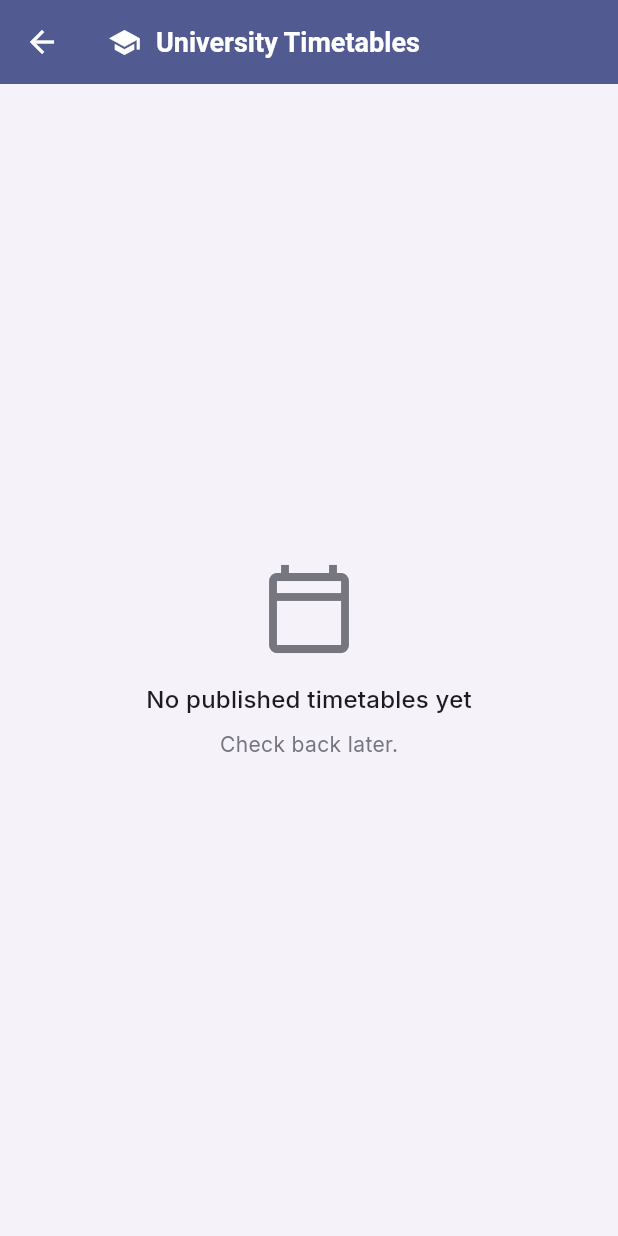
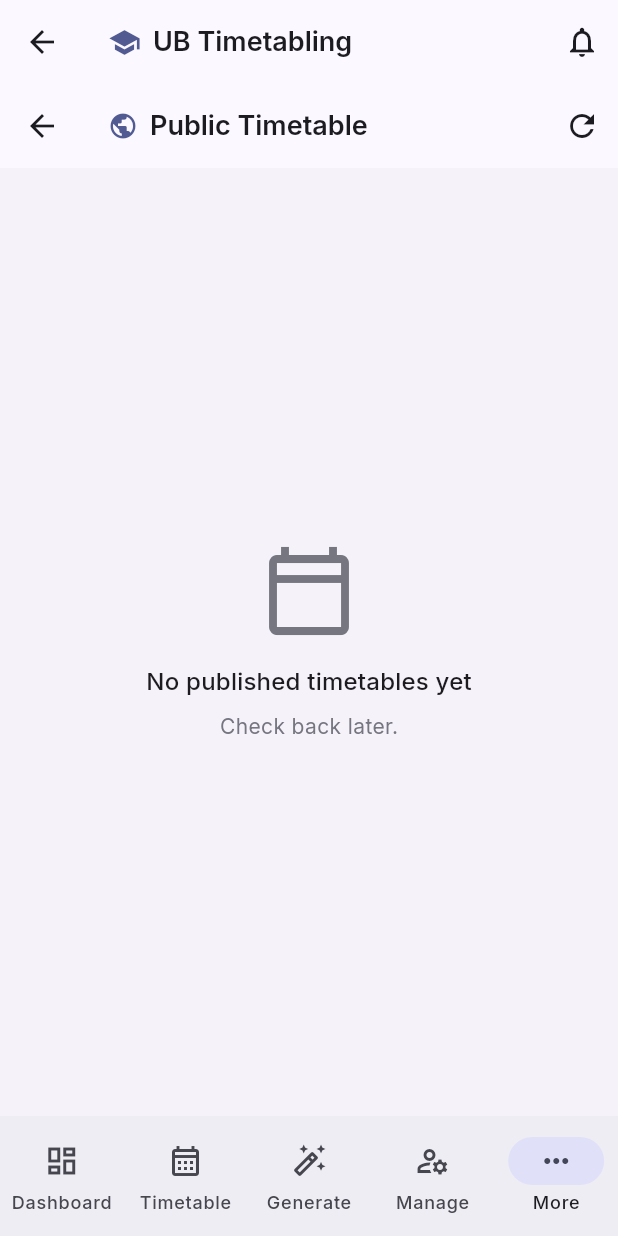
Before and after one commit to Bradfordnfor/Final-Year-Project, a Flutter app: the PublicTimetableScreen screen opened by its route, on a phone screen of 412 x 824 dp. Run offline on Flutter 3.47's test engine with Material 3 defaults, Android fonts, the phone set to English and light mode, and no system bars; our stand-ins replace dio, file_picker, fl_chart, flutter_animate, flutter_secure_storage, get and 1 more; accounts and stored records are empty; network calls fail.

Commit message:
wrap PublicTimetableScreen in AppShell so sidebar stays when navigating to public view

```diff
--- a/frontend/lib/core/routes.dart
+++ b/frontend/lib/core/routes.dart
@@ -36,7 +36,7 @@ class AppRoutes {
     GetPage(name: analytics, page: () => const AppShell(child: AnalyticsScreen())),
     GetPage(name: management, page: () => const AppShell(child: ManagementScreen())),
     GetPage(name: facultySetup, page: () => const AppShell(child: FacultySetupScreen())),
-    GetPage(name: publicTimetable, page: () => const PublicTimetableScreen()),
+    GetPage(name: publicTimetable, page: () => const AppShell(child: PublicTimetableScreen())),
     GetPage(name: bulkImport, page: () => const AppShell(child: BulkImportScreen())),
   ];
 }
--- a/frontend/lib/features/public_timetable/public_timetable_screen.dart
+++ b/frontend/lib/features/public_timetable/public_timetable_screen.dart
@@ -68,20 +68,20 @@ class _PublicTimetableScreenState extends State<PublicTimetableScreen> {
     return Scaffold(
       backgroundColor: cs.surfaceContainerLow,
       appBar: AppBar(
-        backgroundColor: cs.primary,
-        foregroundColor: cs.onPrimary,
         title: Row(
           children: [
-            Icon(Icons.school, color: cs.onPrimary, size: 22),
-            const SizedBox(width: 10),
-            const Text('University Timetables'),
+            Icon(Icons.public, color: cs.primary, size: 20),
+            const SizedBox(width: 8),
+            const Text('Public Timetable'),
           ],
         ),
-        titleTextStyle: TextStyle(
-          color: cs.onPrimary,
-          fontSize: 18,
-          fontWeight: FontWeight.w600,
-        ),
+        actions: [
+          IconButton(
+            icon: const Icon(Icons.refresh),
+            onPressed: _loadPublished,
+            tooltip: 'Refresh',
+          ),
+        ],
       ),
       body: _loading
           ? const Center(child: CircularProgressIndicator())
```
